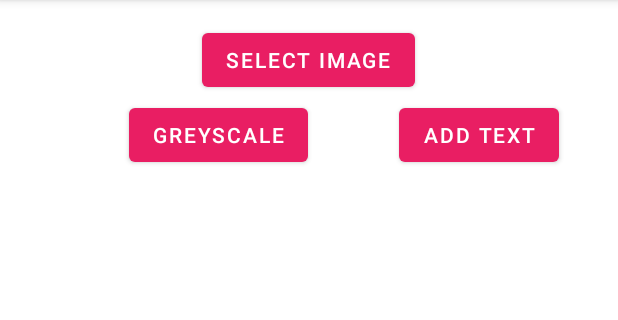
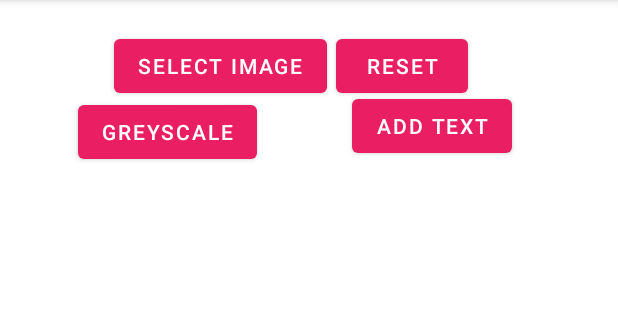
Before and after one commit to jaiakash/ImageEditor, an Android app: the screen it shows after launch (MainActivity), on a phone screen of 412 x 824 dp, the part 84-404 px from its top. Run offline under Robolectric (Android 15) with nearby library versions, the phone set to English and light mode, and no system bars; libraries missing offline, so code that uses them is left out: com.dsphotoeditor.sdk.

Commit message:
Added reset button.

```diff
--- a/app/src/main/java/com/amostrone/akash/imageeditor/MainActivity.java
+++ b/app/src/main/java/com/amostrone/akash/imageeditor/MainActivity.java
@@ -8,6 +8,7 @@ import androidx.core.app.ActivityCompat;
 import androidx.core.content.ContextCompat;
 
 import android.Manifest;
+import android.content.ComponentName;
 import android.content.Intent;
 import android.content.pm.PackageManager;
 import android.graphics.Bitmap;
@@ -25,6 +26,7 @@ import android.provider.MediaStore;
 import android.view.View;
 import android.widget.Button;
 import android.widget.ImageView;
+import android.widget.LinearLayout;
 import android.widget.Toast;
 
 import com.dsphotoeditor.sdk.activity.DsPhotoEditorActivity;
@@ -43,10 +45,14 @@ public class MainActivity extends AppCompatActivity {
 
     boolean isimageselected=false;
 
+    LinearLayout linearLayout;
+
     @Override
     protected void onCreate(Bundle savedInstanceState) {
         super.onCreate(savedInstanceState);
         setContentView(R.layout.activity_main);
+
+        linearLayout = findViewById(R.id.linearLayout);
 
         btPick = findViewById(R.id.bt_pick);
         imageView = findViewById(R.id.image_view);
@@ -56,6 +62,21 @@ public class MainActivity extends AppCompatActivity {
             public void onClick(View view) {
                 isimageselected=true;
                 checkPermission();
+            }
+        });
+
+        Button btn1 = (Button)findViewById(R.id.reset_button);
+
+        btn1.setOnClickListener(new View.OnClickListener() {
+            @Override
+            public void onClick(View v) {
+                // Restart the app
+                PackageManager packageManager = getApplicationContext().getPackageManager();
+                Intent intent = packageManager.getLaunchIntentForPackage(getApplicationContext().getPackageName());
+                ComponentName componentName = intent.getComponent();
+                Intent mainIntent = Intent.makeRestartActivityTask(componentName);
+                getApplicationContext().startActivity(mainIntent);
+                Runtime.getRuntime().exit(0);
             }
         });
     }
@@ -148,6 +169,12 @@ public class MainActivity extends AppCompatActivity {
 
             ColorMatrixColorFilter filter = new ColorMatrixColorFilter(matrix);
             imageView.setColorFilter(filter);
+
+            Drawable drawable = imageView.getDrawable();
+            drawable.setBounds(20, 30, drawable.getIntrinsicWidth()+20, drawable.getIntrinsicHeight()+30);
+            editCanvas =new EditCanvas(this);
+            editCanvas.setBackgroundDrawable(drawable);
+            linearLayout.addView(editCanvas);
         }
         else{
             Toast.makeText(getApplicationContext(), "Select the image first", Toast.LENGTH_SHORT).show();
@@ -160,7 +187,7 @@ public class MainActivity extends AppCompatActivity {
         drawable.setBounds(20, 30, drawable.getIntrinsicWidth()+20, drawable.getIntrinsicHeight()+30);
         editCanvas =new EditCanvas(this);
         editCanvas.setBackgroundDrawable(drawable);
-        setContentView(editCanvas);
+        linearLayout.addView(editCanvas);
         }
         else{
             Toast.makeText(getApplicationContext(), "Select the image first", Toast.LENGTH_SHORT).show();
--- a/app/src/main/res/layout/activity_main.xml
+++ b/app/src/main/res/layout/activity_main.xml
@@ -1,5 +1,6 @@
 <?xml version="1.0" encoding="utf-8"?>
-<RelativeLayout xmlns:android="http://schemas.android.com/apk/res/android"
+<androidx.constraintlayout.widget.ConstraintLayout xmlns:android="http://schemas.android.com/apk/res/android"
+    xmlns:app="http://schemas.android.com/apk/res-auto"
     xmlns:tools="http://schemas.android.com/tools"
     android:layout_width="match_parent"
     android:layout_height="match_parent"
@@ -8,31 +9,52 @@
     android:padding="16dp"
     tools:context=".MainActivity">
 
+
     <Button
+        android:id="@+id/bt_pick"
         android:layout_width="wrap_content"
         android:layout_height="wrap_content"
-        android:id="@+id/bt_pick"
         android:layout_centerHorizontal="true"
-        android:text="Select image"/>
+        android:layout_marginStart="60dp"
+        android:layout_marginTop="4dp"
+        android:text="Select image"
+        app:layout_constraintStart_toStartOf="parent"
+        app:layout_constraintTop_toTopOf="parent" />
 
+    <Button
+        android:id="@+id/reset_button"
+        android:layout_width="wrap_content"
+        android:layout_height="wrap_content"
+        android:layout_marginTop="4dp"
+        android:layout_marginEnd="84dp"
+        android:text="Reset"
+        app:layout_constraintEnd_toEndOf="parent"
+        app:layout_constraintTop_toTopOf="parent" />
 
     <Button
         android:id="@+id/bt_greyscale"
         android:layout_width="wrap_content"
         android:layout_height="wrap_content"
-        android:layout_marginTop="50dp"
-        android:layout_marginStart="70dp"
+        android:layout_marginStart="36dp"
+        android:layout_marginTop="48dp"
         android:onClick="toGrayScale"
-        android:text="Greyscale" />
+        android:text="Greyscale"
+        app:layout_constraintStart_toStartOf="parent"
+        app:layout_constraintTop_toTopOf="parent" />
 
     <Button
         android:id="@+id/bt_addtext"
         android:layout_width="wrap_content"
         android:layout_height="wrap_content"
-        android:layout_marginTop="50dp"
+        android:layout_marginStart="63dp"
+        android:layout_marginTop="44dp"
+        android:layout_marginEnd="52dp"
         android:onClick="toAddText"
-        android:layout_marginStart="250dp"
-        android:text="Add Text" />
+        android:text="Add Text"
+        app:layout_constraintEnd_toEndOf="parent"
+        app:layout_constraintHorizontal_bias="0.0"
+        app:layout_constraintStart_toEndOf="@+id/bt_greyscale"
+        app:layout_constraintTop_toTopOf="parent" />
 
     <ImageView
         android:id="@+id/image_view"
@@ -43,4 +65,14 @@
         android:layout_marginBottom="8dp"
         android:adjustViewBounds="true" />
 
-</RelativeLayout>
+    <LinearLayout
+        android:id="@+id/linearLayout"
+        android:layout_width="match_parent"
+        android:layout_height="match_parent"
+        android:layout_alignParentBottom="true"
+        android:layout_marginTop="100dp"
+        android:layout_marginBottom="8dp"
+        android:adjustViewBounds="true"
+        android:orientation="horizontal" />
+
+</androidx.constraintlayout.widget.ConstraintLayout>
```
